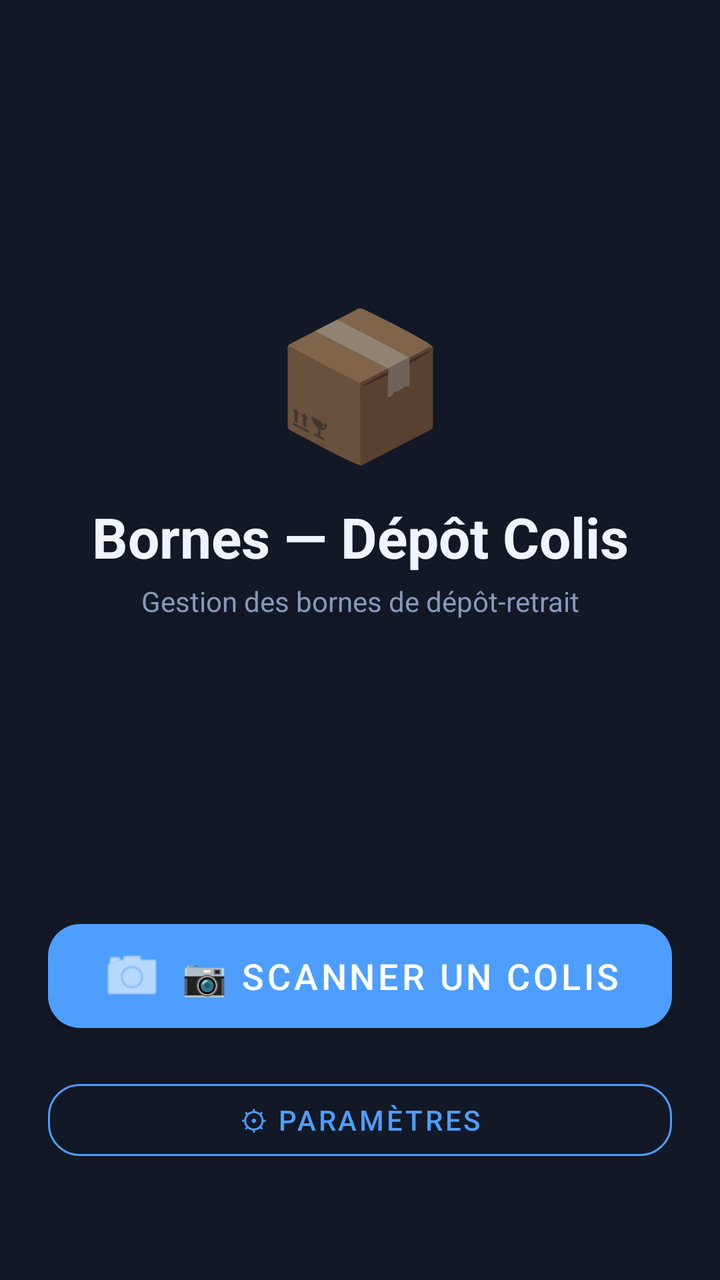
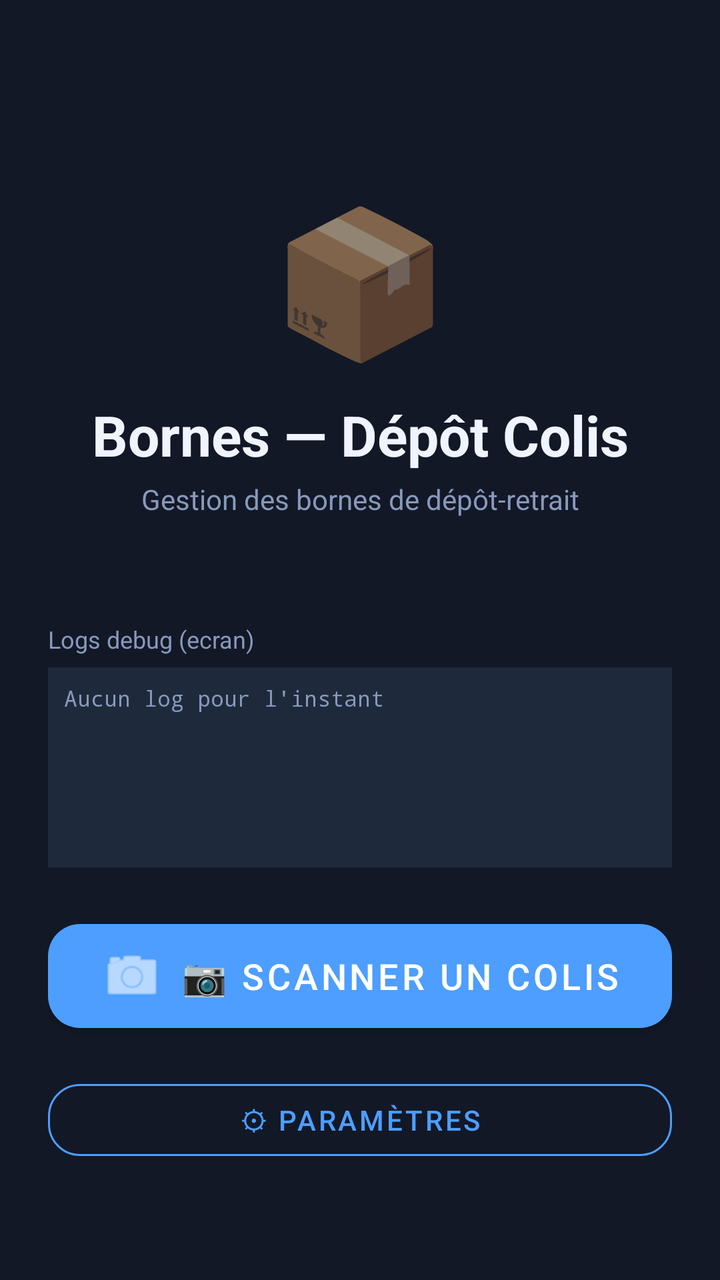

Two renders of the same Android screen: before a commit and after it. Below are the layout's source before the change and the commit's diff.
<!-- AndroidManifest.xml: application theme Theme.BornesMobile -->
<!-- res/layout/activity_main.xml -->
<?xml version="1.0" encoding="utf-8"?>
<androidx.constraintlayout.widget.ConstraintLayout
    xmlns:android="http://schemas.android.com/apk/res/android"
    xmlns:app="http://schemas.android.com/apk/res-auto"
    android:layout_width="match_parent"
    android:layout_height="match_parent"
    android:background="@color/bg_dark"
    android:padding="24dp">

    
    <TextView
        android:id="@+id/tvLogo"
        android:layout_width="wrap_content"
        android:layout_height="wrap_content"
        android:text="📦"
        android:textSize="72sp"
        app:layout_constraintTop_toTopOf="parent"
        app:layout_constraintStart_toStartOf="parent"
        app:layout_constraintEnd_toEndOf="parent"
        app:layout_constraintVertical_chainStyle="packed"
        app:layout_constraintBottom_toTopOf="@id/tvTitle"
        android:layout_marginTop="60dp" />

    
    <TextView
        android:id="@+id/tvTitle"
        android:layout_width="wrap_content"
        android:layout_height="wrap_content"
        android:text="@string/app_name"
        android:textSize="28sp"
        android:textStyle="bold"
        android:textColor="@color/text_primary"
        android:layout_marginTop="12dp"
        app:layout_constraintTop_toBottomOf="@id/tvLogo"
        app:layout_constraintStart_toStartOf="parent"
        app:layout_constraintEnd_toEndOf="parent"
        app:layout_constraintBottom_toTopOf="@id/tvSubtitle" />

    <TextView
        android:id="@+id/tvSubtitle"
        android:layout_width="wrap_content"
        android:layout_height="wrap_content"
        android:text="@string/subtitle"
        android:textSize="14sp"
        android:textColor="@color/text_secondary"
        android:layout_marginTop="4dp"
        app:layout_constraintTop_toBottomOf="@id/tvTitle"
        app:layout_constraintStart_toStartOf="parent"
        app:layout_constraintEnd_toEndOf="parent"
        app:layout_constraintBottom_toTopOf="@id/tvServerUrl" />

    
    <TextView
        android:id="@+id/tvServerUrl"
        android:layout_width="0dp"
        android:layout_height="wrap_content"
        android:textSize="12sp"
        android:textColor="@color/text_secondary"
        android:gravity="center"
        android:layout_marginTop="24dp"
        android:layout_marginBottom="48dp"
        app:layout_constraintTop_toBottomOf="@id/tvSubtitle"
        app:layout_constraintStart_toStartOf="parent"
        app:layout_constraintEnd_toEndOf="parent"
        app:layout_constraintBottom_toTopOf="@id/btnScan" />

    
    <com.google.android.material.button.MaterialButton
        android:id="@+id/btnScan"
        android:layout_width="0dp"
        android:layout_height="64dp"
        android:text="@string/btn_scan"
        android:textSize="18sp"
        android:textColor="@color/white"
        app:backgroundTint="@color/accent"
        app:cornerRadius="16dp"
        app:icon="@android:drawable/ic_menu_camera"
        app:iconGravity="textStart"
        app:layout_constraintBottom_toTopOf="@id/btnSettings"
        app:layout_constraintStart_toStartOf="parent"
        app:layout_constraintEnd_toEndOf="parent"
        android:layout_marginBottom="16dp" />

    
    <com.google.android.material.button.MaterialButton
        android:id="@+id/btnSettings"
        android:layout_width="0dp"
        android:layout_height="wrap_content"
        android:text="@string/btn_settings"
        android:textColor="@color/accent"
        style="@style/Widget.MaterialComponents.Button.OutlinedButton"
        app:strokeColor="@color/accent"
        app:cornerRadius="16dp"
        app:layout_constraintBottom_toBottomOf="parent"
        app:layout_constraintStart_toStartOf="parent"
        app:layout_constraintEnd_toEndOf="parent"
        android:layout_marginBottom="32dp" />

</androidx.constraintlayout.widget.ConstraintLayout>
<!-- resources referenced by this layout -->
<resources>
  <color name="accent">#4D9EFF</color>
  <color name="bg_dark">#121826</color>
  <color name="text_primary">#F0F4FF</color>
  <color name="text_secondary">#8899BB</color>
  <color name="white">#FFFFFF</color>
  <string name="app_name">Bornes — Dépôt Colis</string>
  <string name="btn_scan">📷  Scanner un colis</string>
  <string name="btn_settings">⚙  Paramètres</string>
  <string name="subtitle">Gestion des bornes de dépôt-retrait</string>
  <style name="Theme.BornesMobile" parent="Theme.MaterialComponents.DayNight.DarkActionBar">
          <item name="colorPrimary">@color/accent</item>
          <item name="colorPrimaryVariant">@color/bg_dark</item>
          <item name="colorOnPrimary">@color/white</item>
          <item name="colorSurface">@color/card_bg</item>
          <item name="android:colorBackground">@color/bg_dark</item>
          <item name="android:windowLightStatusBar">false</item>
          <item name="android:statusBarColor">@color/bg_dark</item>
          
      </style>
  <color name="card_bg">#1E2A3B</color>
</resources>

<!-- the commit's change to res/layout/activity_main.xml (unified diff, before → after) -->
@@ -58,11 +58,47 @@
         android:textColor="@color/text_secondary"
         android:gravity="center"
         android:layout_marginTop="24dp"
-        android:layout_marginBottom="48dp"
+        android:layout_marginBottom="12dp"
         app:layout_constraintTop_toBottomOf="@id/tvSubtitle"
         app:layout_constraintStart_toStartOf="parent"
         app:layout_constraintEnd_toEndOf="parent"
-        app:layout_constraintBottom_toTopOf="@id/btnScan" />
+        app:layout_constraintBottom_toTopOf="@id/tvDebugTitle" />
+
+    <TextView
+        android:id="@+id/tvDebugTitle"
+        android:layout_width="0dp"
+        android:layout_height="wrap_content"
+        android:text="@string/debug_logs_title"
+        android:textColor="@color/text_secondary"
+        android:textSize="12sp"
+        app:layout_constraintTop_toBottomOf="@id/tvServerUrl"
+        app:layout_constraintStart_toStartOf="parent"
+        app:layout_constraintEnd_toEndOf="parent"
+        app:layout_constraintBottom_toTopOf="@id/svDebugLogs"
+        android:layout_marginBottom="6dp" />
+
+    <ScrollView
+        android:id="@+id/svDebugLogs"
+        android:layout_width="0dp"
+        android:layout_height="100dp"
+        android:fillViewport="true"
+        android:background="@color/card_bg"
+        android:padding="8dp"
+        app:layout_constraintTop_toBottomOf="@id/tvDebugTitle"
+        app:layout_constraintStart_toStartOf="parent"
+        app:layout_constraintEnd_toEndOf="parent"
+        app:layout_constraintBottom_toTopOf="@id/btnScan"
+        android:layout_marginBottom="16dp">
+
+        <TextView
+            android:id="@+id/tvDebugLogs"
+            android:layout_width="match_parent"
+            android:layout_height="wrap_content"
+            android:text="@string/debug_logs_empty"
+            android:textColor="@color/text_secondary"
+            android:textSize="11sp"
+            android:fontFamily="monospace" />
+    </ScrollView>
 
     
     <com.google.android.material.button.MaterialButton
<!-- resource entries referenced after the edit -->
@@ -8,6 +8,8 @@
   <string name="app_name">Bornes — Dépôt Colis</string>
   <string name="btn_scan">📷  Scanner un colis</string>
   <string name="btn_settings">⚙  Paramètres</string>
+  <string name="debug_logs_empty">Aucun log pour l\'instant</string>
+  <string name="debug_logs_title">Logs debug (ecran)</string>
   <string name="subtitle">Gestion des bornes de dépôt-retrait</string>
   <style name="Theme.BornesMobile" parent="Theme.MaterialComponents.DayNight.DarkActionBar">
           <item name="colorPrimary">@color/accent</item>
